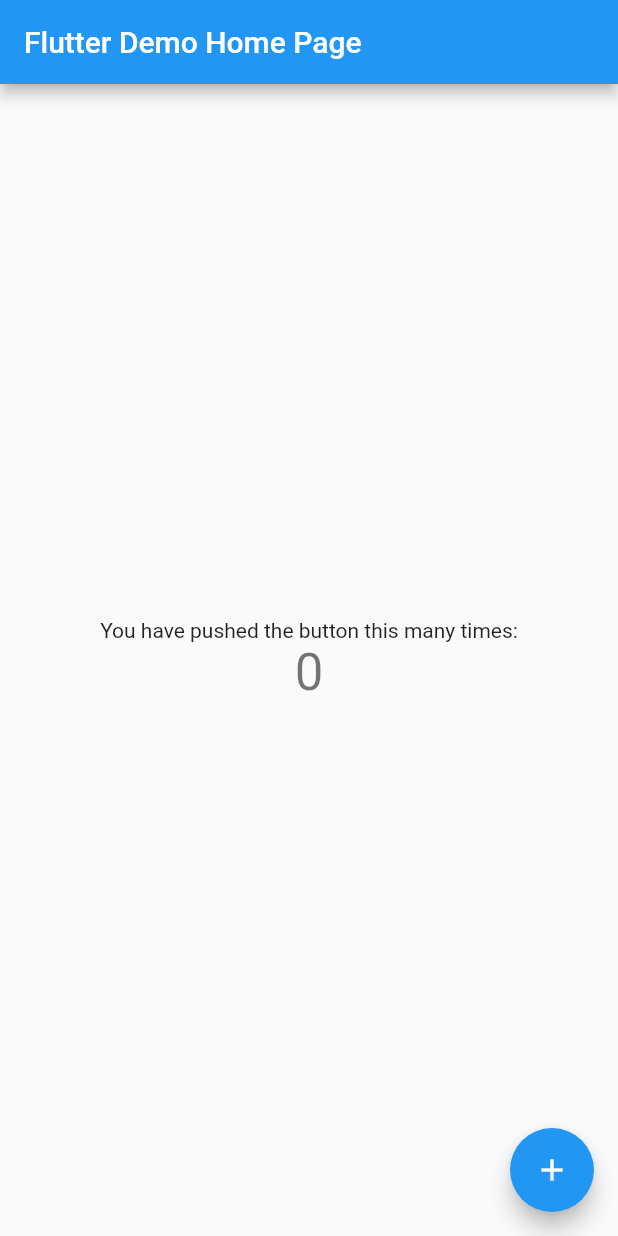
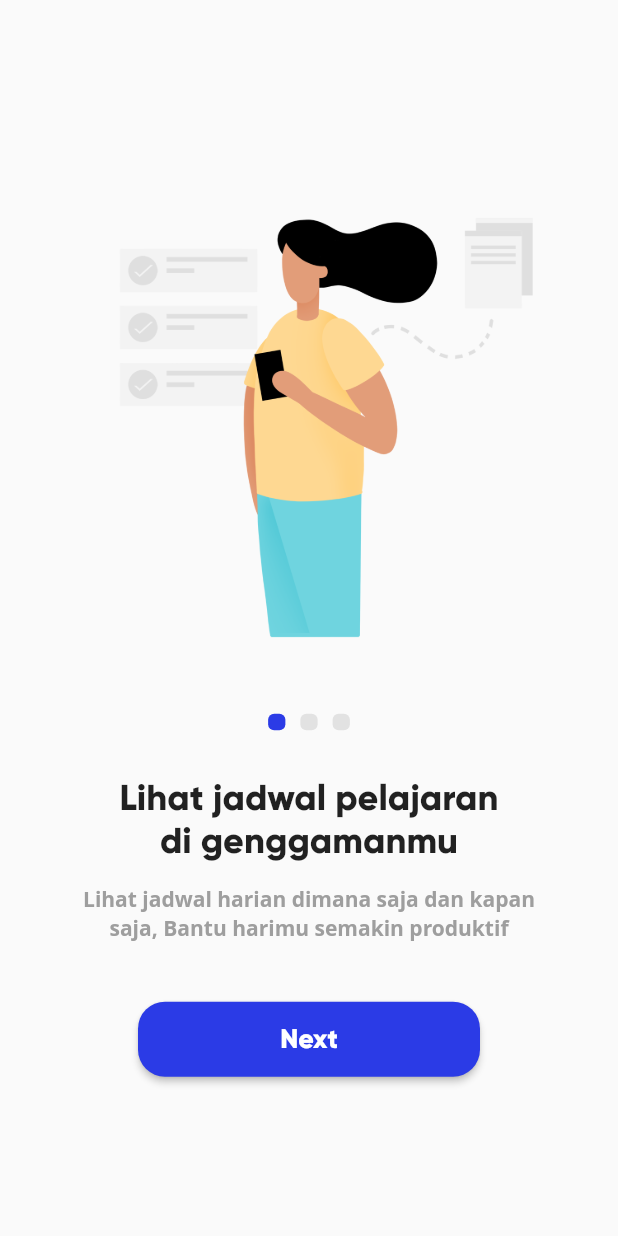
Before and after one commit to rehanarroihan/7Class, a Flutter app: the screen it shows after launch, on a phone screen of 412 x 824 dp. Run offline on Flutter 3.47's test engine with Material 2 defaults, Android fonts, the phone set to English and light mode, and no system bars.

Commit message:
Creating intro screen

```diff
--- /dev/null
+++ b/lib/helpers/app_color.dart
@@ -0,0 +1,7 @@
+import 'package:flutter/material.dart';
+
+class AppColors {
+  static Color primaryColor = Color(0xff00b3b0);
+  static Color bluePrimary = Color(0xFF2b3be6);
+  static Color grey = Color(0xFFe2e2e2);
+}
--- /dev/null
+++ b/lib/helpers/constant_helper.dart
@@ -0,0 +1,9 @@
+class ConstantHelper {
+  // Prefs key
+  static final String AUTH_TOKEN_PREF = 'AUTH_TOKEN_PREF';
+  static final String IS_LOGGED_IN_PREF = 'IS_LOGGED_IN_PREF';
+
+  // Other
+  static final String PRIMARY_FONT = 'Gilroy';
+  static final String SECONDARY_FONT = 'OpenSans';
+}
--- a/lib/main.dart
+++ b/lib/main.dart
@@ -1,111 +1,17 @@
 import 'package:flutter/material.dart';
+import 'package:sevenclass/screens/intro_screen.dart';
 
 void main() => runApp(MyApp());
 
 class MyApp extends StatelessWidget {
-  // This widget is the root of your application.
   @override
   Widget build(BuildContext context) {
     return MaterialApp(
-      title: 'Flutter Demo',
+      title: '7Class Development',
       theme: ThemeData(
-        // This is the theme of your application.
-        //
-        // Try running your application with "flutter run". You'll see the
-        // application has a blue toolbar. Then, without quitting the app, try
-        // changing the primarySwatch below to Colors.green and then invoke
-        // "hot reload" (press "r" in the console where you ran "flutter run",
-        // or simply save your changes to "hot reload" in a Flutter IDE).
-        // Notice that the counter didn't reset back to zero; the application
-        // is not restarted.
         primarySwatch: Colors.blue,
       ),
-      home: MyHomePage(title: 'Flutter Demo Home Page'),
+      home: IntroScreen(),
     );
   }
 }
-
-class MyHomePage extends StatefulWidget {
-  MyHomePage({Key key, this.title}) : super(key: key);
-
-  // This widget is the home page of your application. It is stateful, meaning
-  // that it has a State object (defined below) that contains fields that affect
-  // how it looks.
-
-  // This class is the configuration for the state. It holds the values (in this
-  // case the title) provided by the parent (in this case the App widget) and
-  // used by the build method of the State. Fields in a Widget subclass are
-  // always marked "final".
-
-  final String title;
-
-  @override
-  _MyHomePageState createState() => _MyHomePageState();
-}
-
-class _MyHomePageState extends State<MyHomePage> {
-  int _counter = 0;
-
-  void _incrementCounter() {
-    setState(() {
-      // This call to setState tells the Flutter framework that something has
-      // changed in this State, which causes it to rerun the build method below
-      // so that the display can reflect the updated values. If we changed
-      // _counter without calling setState(), then the build method would not be
-      // called again, and so nothing would appear to happen.
-      _counter++;
-    });
-  }
-
-  @override
-  Widget build(BuildContext context) {
-    // This method is rerun every time setState is called, for instance as done
-    // by the _incrementCounter method above.
-    //
-    // The Flutter framework has been optimized to make rerunning build methods
-    // fast, so that you can just rebuild anything that needs updating rather
-    // than having to individually change instances of widgets.
-    return Scaffold(
-      appBar: AppBar(
-        // Here we take the value from the MyHomePage object that was created by
-        // the App.build method, and use it to set our appbar title.
-        title: Text(widget.title),
-      ),
-      body: Center(
-        // Center is a layout widget. It takes a single child and positions it
-        // in the middle of the parent.
-        child: Column(
-          // Column is also a layout widget. It takes a list of children and
-          // arranges them vertically. By default, it sizes itself to fit its
-          // children horizontally, and tries to be as tall as its parent.
-          //
-          // Invoke "debug painting" (press "p" in the console, choose the
-          // "Toggle Debug Paint" action from the Flutter Inspector in Android
-          // Studio, or the "Toggle Debug Paint" command in Visual Studio Code)
-          // to see the wireframe for each widget.
-          //
-          // Column has various properties to control how it sizes itself and
-          // how it positions its children. Here we use mainAxisAlignment to
-          // center the children vertically; the main axis here is the vertical
-          // axis because Columns are vertical (the cross axis would be
-          // horizontal).
-          mainAxisAlignment: MainAxisAlignment.center,
-          children: <Widget>[
-            Text(
-              'You have pushed the button this many times:',
-            ),
-            Text(
-              '$_counter',
-              style: Theme.of(context).textTheme.display1,
-            ),
-          ],
-        ),
-      ),
-      floatingActionButton: FloatingActionButton(
-        onPressed: _incrementCounter,
-        tooltip: 'Increment',
-        child: Icon(Icons.add),
-      ), // This trailing comma makes auto-formatting nicer for build methods.
-    );
-  }
-}
--- /dev/null
+++ b/lib/models/slider.dart
@@ -0,0 +1,31 @@
+import 'package:flutter/material.dart';
+
+class Slider {
+  final String sliderImageUrl;
+  final String sliderHeading;
+  final String sliderSubHeading;
+
+  Slider({
+    @required this.sliderImageUrl,
+    @required this.sliderHeading,
+    @required this.sliderSubHeading
+  });
+}
+
+final sliderArrayList = [
+  Slider(
+    sliderImageUrl: 'assets/images/intro/illustration1.png',
+    sliderHeading: 'Lihat jadwal pelajaran\ndi genggamanmu',
+    sliderSubHeading: 'Lihat jadwal harian dimana saja dan kapan saja, Bantu harimu semakin produktif'
+  ),
+  Slider(
+    sliderImageUrl: 'assets/images/intro/illustration4.png',
+    sliderHeading: 'Sharing Bersama teman,\nhanya semudah klik',
+    sliderSubHeading: 'Berbagi bersama teman itu mudah,\nmenyenangkan, dan tanpa batas'
+  ),
+  Slider(
+    sliderImageUrl: 'assets/images/intro/illustration3.png',
+    sliderHeading: 'Notifikasi pengingat\nuntuk tugas deadlinemu',
+    sliderSubHeading: 'Katakan tidak pada telat! Pengingat ini ada untuk setiap deadline tugasmu'
+  ),
+];
--- /dev/null
+++ b/lib/screens/intro_screen.dart
@@ -0,0 +1,165 @@
+import 'package:flutter/cupertino.dart';
+import 'package:flutter/material.dart';
+import 'package:sevenclass/helpers/app_color.dart';
+import 'package:sevenclass/helpers/constant_helper.dart';
+import 'package:sevenclass/models/slider.dart';
+import 'package:sevenclass/widgets/base/descriptive.dart';
+
+class IntroScreen extends StatefulWidget {
+  @override
+  _IntroScreenState createState() => _IntroScreenState();
+}
+
+class _IntroScreenState extends State<IntroScreen> {
+  int _currentPage = 0;
+  final PageController _pageController = PageController(initialPage: 0);
+
+  @override
+  void initState() {
+    super.initState();
+  }
+
+  @override
+  void dispose() {
+    super.dispose();
+    _pageController.dispose();
+  }
+
+  _onPageChanged(int index) {
+    setState(() {
+      _currentPage = index;
+    });
+  }
+
+  @override
+  Widget build(BuildContext context) {
+    return Scaffold(
+      body: SafeArea(
+        child: Stack(
+          alignment: AlignmentDirectional.topCenter,
+          children: <Widget>[
+            Stack(
+              alignment: Alignment.center,
+              children: <Widget>[
+                Column(
+                  mainAxisAlignment: MainAxisAlignment.center,
+                  children: <Widget>[
+                    _itemImages(),
+                    SizedBox(height: 40),
+                    Container(
+                      alignment: AlignmentDirectional.center,
+                      margin: EdgeInsets.only(bottom: 20.0),
+                      child: Row(
+                        mainAxisAlignment: MainAxisAlignment.center,
+                        children: <Widget>[
+                          for (int i = 0; i < sliderArrayList.length; i++)
+                            if (i == _currentPage)
+                              IntroItemDot(true)
+                            else
+                              IntroItemDot(false)
+                        ],
+                      ),
+                    ),
+                    SizedBox(height: 10),
+                    Descriptive(
+                      title: sliderArrayList[_currentPage].sliderHeading,
+                      description: sliderArrayList[_currentPage].sliderSubHeading
+                    ),
+                    SizedBox(height: 40),
+                    Container(
+                      padding: EdgeInsets.symmetric(
+                        horizontal: 92
+                      ),
+                      width: double.infinity,
+                      child: RaisedButton(
+                        onPressed: () {},
+                        color: AppColors.bluePrimary,
+                        padding: EdgeInsets.symmetric(vertical: 14),
+                        shape: RoundedRectangleBorder(
+                          borderRadius: BorderRadius.circular(18)
+                        ),
+                        child: Text(
+                          _currentPage != 2 ? 'Next' : 'Get Started',
+                          style: TextStyle(
+                            fontSize: 18,
+                            fontFamily: ConstantHelper.PRIMARY_FONT,
+                            fontWeight: FontWeight.w600,
+                            color: Colors.white
+                          ),
+                        ),
+                      ),
+                    ),
+                  ],
+                ),
+                PageView.builder(
+                  scrollDirection: Axis.horizontal,
+                  controller: _pageController,
+                  onPageChanged: _onPageChanged,
+                  itemCount: sliderArrayList.length,
+                  itemBuilder: (ctx, i) => Container(
+                    child: GestureDetector(
+                      onTap: () {
+                        int toPage = _currentPage;
+                        print(toPage.toString());
+                        if (_currentPage == 0) {
+                          toPage = 1;
+                          _pageController.jumpToPage(toPage);
+                          setState(() {
+                            _currentPage = toPage;
+                          });
+                        } else if (_currentPage == 1) {
+                          toPage = _currentPage = 2;
+                          _pageController.jumpToPage(toPage);
+                          setState(() {
+                            _currentPage = toPage;
+                          });
+                        } else if (_currentPage == 2) {
+                          /*Navigator.push(context,
+                            MaterialPageRoute(builder: (context) {
+                              return WelcomeScreen();
+                            }
+                          ));*/
+                        }
+                      },
+                    ),
+                  ),
+                ),
+              ],
+            )
+          ],
+        )
+      ),
+    );
+  }
+
+  Widget _itemImages() {
+    return Container(
+      height: MediaQuery.of(context).size.width * 0.80,
+      width: MediaQuery.of(context).size.height * 0.60,
+      decoration: BoxDecoration(
+        image: DecorationImage(
+          image: AssetImage(sliderArrayList[_currentPage].sliderImageUrl)
+        )
+      ),
+    );
+  }
+}
+
+class IntroItemDot extends StatelessWidget {
+  bool isActive;
+  IntroItemDot(this.isActive);
+
+  @override
+  Widget build(BuildContext context) {
+    return AnimatedContainer(
+      duration: Duration(milliseconds: 150),
+      margin: EdgeInsets.symmetric(horizontal: 5),
+      height: 11,
+      width: 11.5,
+      decoration: BoxDecoration(
+        color: isActive ? AppColors.bluePrimary : AppColors.grey,
+        borderRadius: BorderRadius.all(Radius.circular(4)),
+      ),
+    );
+  }
+}
--- /dev/null
+++ b/lib/widgets/base/app_text.dart
@@ -0,0 +1,21 @@
+import 'package:flutter/material.dart';
+
+class AppText extends StatelessWidget {
+  final String text;
+  final double fontSize;
+  final FontWeight fontWeight;
+
+  AppText(this.text, {this.fontSize, this.fontWeight});
+
+  @override
+  Widget build(BuildContext context) {
+    return Text(
+      text,
+      style: TextStyle(
+        fontFamily: 'Gilroy',
+        fontSize: fontSize,
+        fontWeight: fontWeight
+      ),
+    );
+  }
+}
--- /dev/null
+++ b/lib/widgets/base/descriptive.dart
@@ -0,0 +1,46 @@
+import 'package:flutter/material.dart';
+import 'package:sevenclass/helpers/constant_helper.dart';
+
+class Descriptive extends StatelessWidget {
+  final String title;
+  final String description;
+
+  Descriptive({this.title, this.description});
+
+  @override
+  Widget build(BuildContext context) {
+    return Column(
+      crossAxisAlignment: CrossAxisAlignment.center,
+      mainAxisAlignment: MainAxisAlignment.center,
+      children: <Widget>[
+        Text(
+          title,
+          style: TextStyle(
+            fontFamily: ConstantHelper.PRIMARY_FONT,
+            fontWeight: FontWeight.w700,
+            fontSize: 24,
+          ),
+          textAlign: TextAlign.center,
+        ),
+        SizedBox(
+          height: 15.0,
+        ),
+        Center(
+          child: Padding(
+            padding: EdgeInsets.symmetric(horizontal: 40.0),
+            child: Text(
+              description,
+              style: TextStyle(
+                fontFamily: ConstantHelper.SECONDARY_FONT,
+                fontWeight: FontWeight.w600,
+                color: Colors.grey,
+                fontSize: 14,
+              ),
+              textAlign: TextAlign.center,
+            ),
+          ),
+        )
+      ],
+    );
+  }
+}
```
